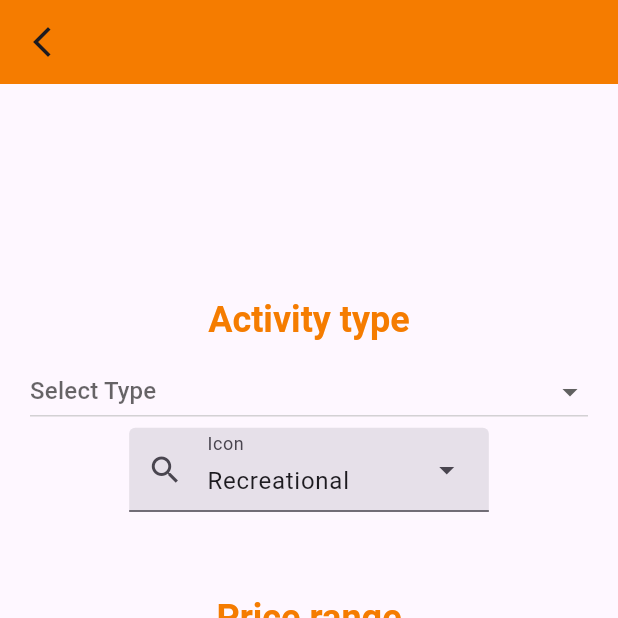
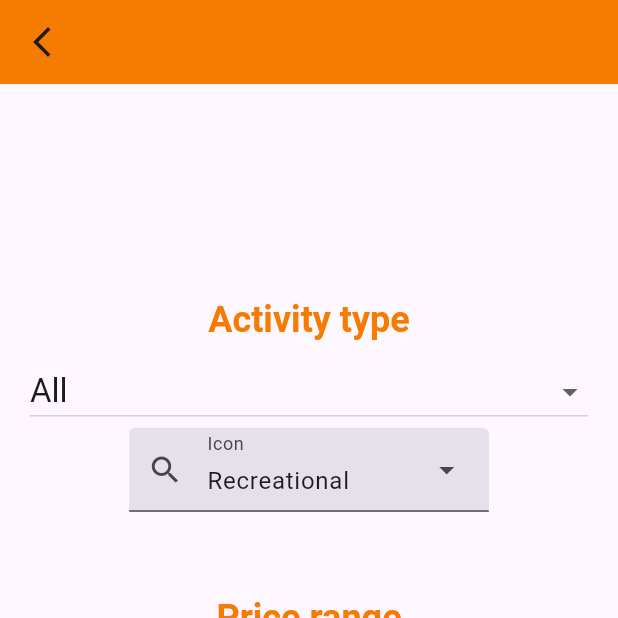
Before and after one commit to RockinPaul/boring_app, a Flutter app: the FiltersScreen screen opened directly, on a phone screen of 412 x 824 dp, the top half of it. Run offline on Flutter 3.47's test engine with Material 3 defaults, Android fonts, the phone set to English and light mode, and no system bars; drawn by our look-alikes of auto_size_text; our stand-ins replace equatable, flutter_bloc, get_it; network calls fail.

```diff
--- a/lib/presentation/components/feed_item.dart
+++ b/lib/presentation/components/feed_item.dart
@@ -1,3 +1,4 @@
+import 'package:boring_app/extensions.dart';
 import 'package:boring_app/presentation/components/custom_progress_bar.dart';
 import 'package:flutter/material.dart';
 import 'package:flutter_bloc/flutter_bloc.dart';
@@ -53,7 +54,7 @@ class FeedItem extends StatelessWidget {
                         crossAxisAlignment: CrossAxisAlignment.start,
                         children: [
                           Text(
-                            activity.type ?? 'Unknown activity type',
+                            activity.type?.capitalizeActivityType() ?? 'Unknown activity type',
                             style: Theme.of(context)
                                 .textTheme
                                 .titleMedium
--- a/lib/presentation/screens/filters_screen.dart
+++ b/lib/presentation/screens/filters_screen.dart
@@ -70,6 +70,7 @@ class _FiltersScreenState extends State<FiltersScreen> {
                         });
                       },
                       items: [
+                        'all',
                         'recreational',
                         'educational',
                         'social',
```
